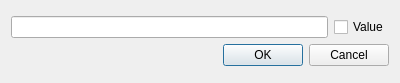
Qt form TuningClient/DialogInputValue.ui (whiteman-kr/u7set) before a commit.
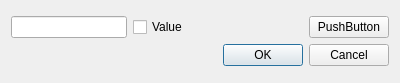
The same form after that commit.

The edit to the form file:
```diff
--- a/TuningClient/DialogInputValue.ui
+++ b/TuningClient/DialogInputValue.ui
@@ -28,6 +28,26 @@
          </property>
         </widget>
        </item>
+       <item>
+        <spacer name="horizontalSpacer">
+         <property name="orientation">
+          <enum>Qt::Horizontal</enum>
+         </property>
+         <property name="sizeHint" stdset="0">
+          <size>
+           <width>40</width>
+           <height>20</height>
+          </size>
+         </property>
+        </spacer>
+       </item>
+       <item>
+        <widget class="QPushButton" name="m_buttonDefault">
+         <property name="text">
+          <string>PushButton</string>
+         </property>
+        </widget>
+       </item>
       </layout>
      </item>
      <item>
```
